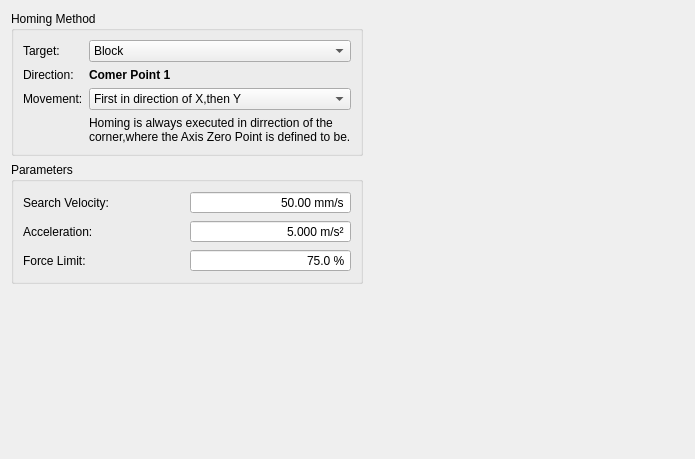
ww4u/mct-t4, file source/wnd/h2homing.ui: the form before one commit.
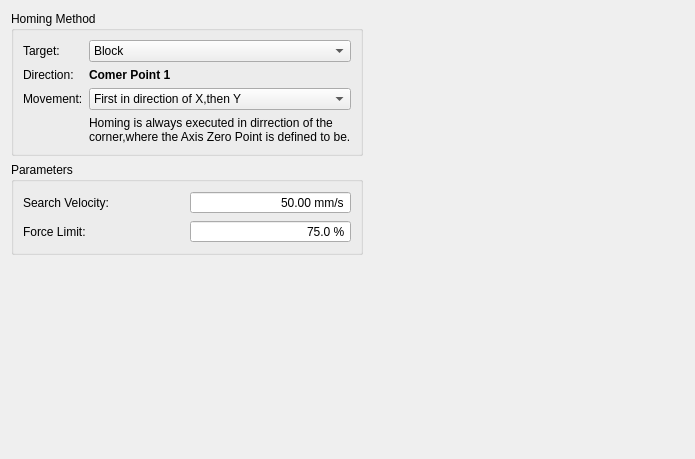
The form after the commit. Icons and pictures are not drawn.

Diff of the .ui file:
```diff
--- a/source/wnd/h2homing.ui
+++ b/source/wnd/h2homing.ui
@@ -200,13 +200,6 @@
        </widget>
       </item>
       <item row="1" column="0">
-       <widget class="QLabel" name="label_6">
-        <property name="text">
-         <string>Acceleration:</string>
-        </property>
-       </widget>
-      </item>
-      <item row="2" column="0">
        <widget class="QLabel" name="label_7">
         <property name="text">
          <string>Force Limit:</string>
@@ -214,37 +207,6 @@
        </widget>
       </item>
       <item row="1" column="1">
-       <widget class="QDoubleSpinBox" name="doubleSpinBox_Acceleration">
-        <property name="sizePolicy">
-         <sizepolicy hsizetype="Preferred" vsizetype="Fixed">
-          <horstretch>0</horstretch>
-          <verstretch>0</verstretch>
-         </sizepolicy>
-        </property>
-        <property name="alignment">
-         <set>Qt::AlignRight|Qt::AlignTrailing|Qt::AlignVCenter</set>
-        </property>
-        <property name="buttonSymbols">
-         <enum>QAbstractSpinBox::NoButtons</enum>
-        </property>
-        <property name="suffix">
-         <string> m/s²</string>
-        </property>
-        <property name="decimals">
-         <number>3</number>
-        </property>
-        <property name="minimum">
-         <double>0.100000000000000</double>
-        </property>
-        <property name="maximum">
-         <double>10.000000000000000</double>
-        </property>
-        <property name="value">
-         <double>5.000000000000000</double>
-        </property>
-       </widget>
-      </item>
-      <item row="2" column="1">
        <widget class="QDoubleSpinBox" name="doubleSpinBox_ForceLimit">
         <property name="sizePolicy">
          <sizepolicy hsizetype="Preferred" vsizetype="Fixed">
```
Left out of the diff: 14 changed lines with no effect on the pictures.
